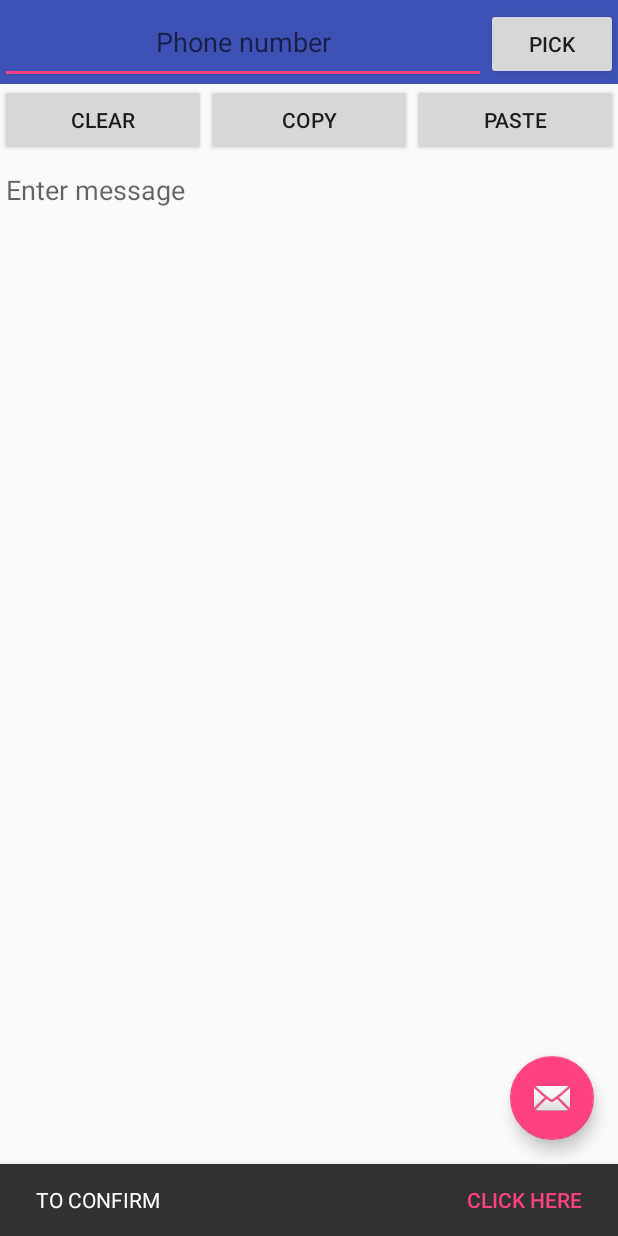
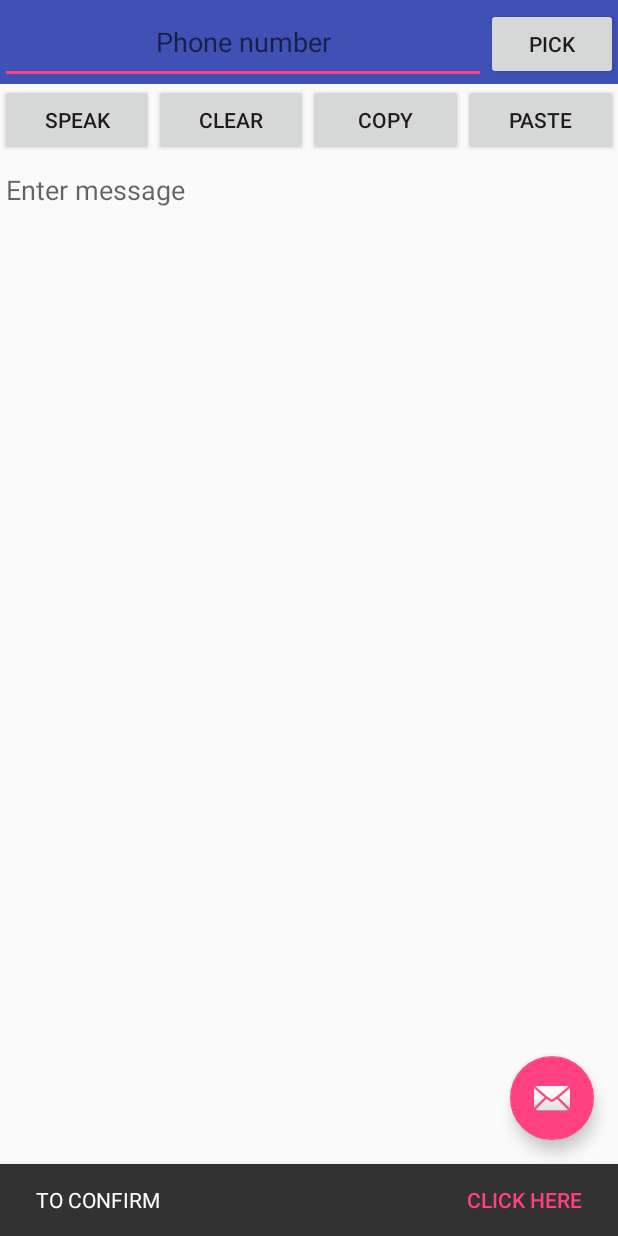
Before and after one commit to alexgzb/6.2AndroidSMSSend, an Android app: the screen it shows after launch (MainActivity), after a tap on an icon or button, on a phone screen of 412 x 824 dp. Run offline under Robolectric (Android 15) with nearby library versions, the phone set to English and light mode, and no system bars.

Commit message:
Added textToSpeech functionality

```diff
--- a/app/src/main/java/com/gezelbom/androidsms62/MainActivity.java
+++ b/app/src/main/java/com/gezelbom/androidsms62/MainActivity.java
@@ -7,8 +7,10 @@ import android.content.DialogInterface;
 import android.content.Intent;
 import android.database.Cursor;
 import android.net.Uri;
+import android.os.Build;
 import android.os.Bundle;
 import android.provider.ContactsContract;
+import android.speech.tts.TextToSpeech;
 import android.support.design.widget.FloatingActionButton;
 import android.support.design.widget.Snackbar;
 import android.support.v7.app.AppCompatActivity;
@@ -18,11 +20,13 @@ import android.widget.Button;
 import android.widget.EditText;
 import android.widget.Toast;
 
+import java.util.Locale;
+
 
 /**
  * Simple APP to send and receive SMS.
- * The send SMS functionality has copy/paste functionality as well as possibility to get number
- * from contacts.
+ * The send SMS functionality has copy/paste functionality as well as possibility to get number from contacts.
+ * Possibility to speak the text from the body TextToSpeech has been implemented
  * Displays a notification with flashing led lights and vibration when a SMS has been received
  */
 public class MainActivity extends AppCompatActivity {
@@ -30,9 +34,11 @@ public class MainActivity extends AppCompatActivity {
     EditText phoneNumberEditText;
     EditText smsBodyEditText;
     Button pickButton;
+    Button speakButton;
     Button clearButton;
     Button copyButton;
     Button pasteButton;
+    TextToSpeech textToSpeech;
     ClipboardManager myClipboard;
     public final int PICK_CONTACT = 8888;
 
@@ -41,7 +47,23 @@ public class MainActivity extends AppCompatActivity {
         super.onCreate(savedInstanceState);
         setContentView(R.layout.activity_main);
 
+        // Get the ClipboardManager from the system
         myClipboard = (ClipboardManager) getSystemService(CLIPBOARD_SERVICE);
+
+        //SpeakButton setup
+        speakButton = (Button) findViewById(R.id.buttonSpeak);
+        speakButton.setOnClickListener(new View.OnClickListener() {
+            @SuppressWarnings("deprecation")
+            @Override
+            public void onClick(View v) {
+                // Use the textToSpeech object to speak the text from the body
+                if (Build.VERSION.SDK_INT >= Build.VERSION_CODES.LOLLIPOP) {
+                    textToSpeech.speak(smsBodyEditText.getText().toString(), TextToSpeech.QUEUE_ADD, null, "SMS-SPEAK");
+                } else {
+                    textToSpeech.speak(smsBodyEditText.getText().toString(), TextToSpeech.QUEUE_ADD, null);
+                }
+            }
+        });
 
         //ClearButton setup
         clearButton = (Button) findViewById(R.id.buttonClear);
@@ -82,7 +104,7 @@ public class MainActivity extends AppCompatActivity {
             }
         });
 
-        //EditText widgets for the number and the smsbody
+        //EditText widgets for the number and the smsBody
         phoneNumberEditText = (EditText) findViewById(R.id.editText_number);
         phoneNumberEditText.setText("");
         smsBodyEditText = (EditText) findViewById(R.id.editText_body);
@@ -99,13 +121,33 @@ public class MainActivity extends AppCompatActivity {
              */
             @Override
             public void onClick(View view) {
-                Snackbar.make(view, "To confirm".toUpperCase(), Snackbar.LENGTH_LONG).setAction("Click here", dialogBoxclickListener).show();
+                Snackbar.make(view, "To confirm".toUpperCase(), Snackbar.LENGTH_LONG).setAction("Click here", dialogBoxClickListener).show();
             }
         });
     }
 
+    @Override
+    protected void onResume() {
+        super.onResume();
+        // Creating a new instance of textToSpeech Class and setting language to English
+        textToSpeech = new TextToSpeech(this, new TextToSpeech.OnInitListener() {
+            @Override
+            public void onInit(int status) {
+                if (status != TextToSpeech.ERROR) {
+                    textToSpeech.setLanguage(Locale.ENGLISH);
+                }
+            }
+        });
+    }
+
+    @Override
+    protected void onPause() {
+        super.onPause();
+        textToSpeech.shutdown();
+    }
+
     /**
-     * Method to react on Activity Result If the result is from Contactpicker, get the number from the
+     * Method to react on Activity Result If the result is from ContactPicker, get the number from the
      * chosen contact
      */
     @Override
@@ -115,17 +157,19 @@ public class MainActivity extends AppCompatActivity {
 
             Uri contactUri = data.getData();
             Cursor cursor = getContentResolver().query(contactUri, null, null, null, null);
-            cursor.moveToFirst();
-            int column = cursor.getColumnIndex(ContactsContract.CommonDataKinds.Phone.NUMBER);
-
-            phoneNumberEditText.setText(cursor.getString(column));
+            if (cursor != null) {
+                cursor.moveToFirst();
+                int column = cursor.getColumnIndex(ContactsContract.CommonDataKinds.Phone.NUMBER);
+                phoneNumberEditText.setText(cursor.getString(column));
+                cursor.close();
+            }
         }
     }
 
     /**
      * OnClick Listener that creates a Alert Dialog, if the user Clicks on Yes, the sms is sent, otherwise not
      */
-    View.OnClickListener dialogBoxclickListener = new View.OnClickListener() {
+    View.OnClickListener dialogBoxClickListener = new View.OnClickListener() {
         @Override
         public void onClick(View v) {
 
--- a/app/src/main/res/layout/activity_main.xml
+++ b/app/src/main/res/layout/activity_main.xml
@@ -1,25 +1,8 @@
 <?xml version="1.0" encoding="utf-8"?>
 <android.support.design.widget.CoordinatorLayout xmlns:android="http://schemas.android.com/apk/res/android"
-    xmlns:app="http://schemas.android.com/apk/res-auto"
-    xmlns:tools="http://schemas.android.com/tools"
     android:layout_width="match_parent"
     android:layout_height="match_parent"
-    android:fitsSystemWindows="true"
-    tools:context="com.gezelbom.androidsms62.MainActivity">
-
-    <!--<android.support.design.widget.AppBarLayout-->
-    <!--android:layout_width="match_parent"-->
-    <!--android:layout_height="wrap_content"-->
-    <!--android:theme="@style/AppTheme.AppBarOverlay">-->
-
-    <!--<android.support.v7.widget.Toolbar-->
-    <!--android:id="@+id/toolbar"-->
-    <!--android:layout_width="match_parent"-->
-    <!--android:layout_height="?attr/actionBarSize"-->
-    <!--android:background="?attr/colorPrimary"-->
-    <!--app:popupTheme="@style/AppTheme.PopupOverlay" />-->
-
-    <!--</android.support.design.widget.AppBarLayout>-->
+    android:fitsSystemWindows="true">
 
     <RelativeLayout
         android:layout_width="match_parent"
@@ -58,6 +41,13 @@
             android:layout_height="wrap_content"
             android:layout_below="@id/linearLayout_TopBar"
             android:orientation="horizontal">
+
+            <Button
+                android:id="@+id/buttonSpeak"
+                android:layout_width="wrap_content"
+                android:layout_height="wrap_content"
+                android:layout_weight="1"
+                android:text="Speak" />
 
             <Button
                 android:id="@+id/buttonClear"
```
